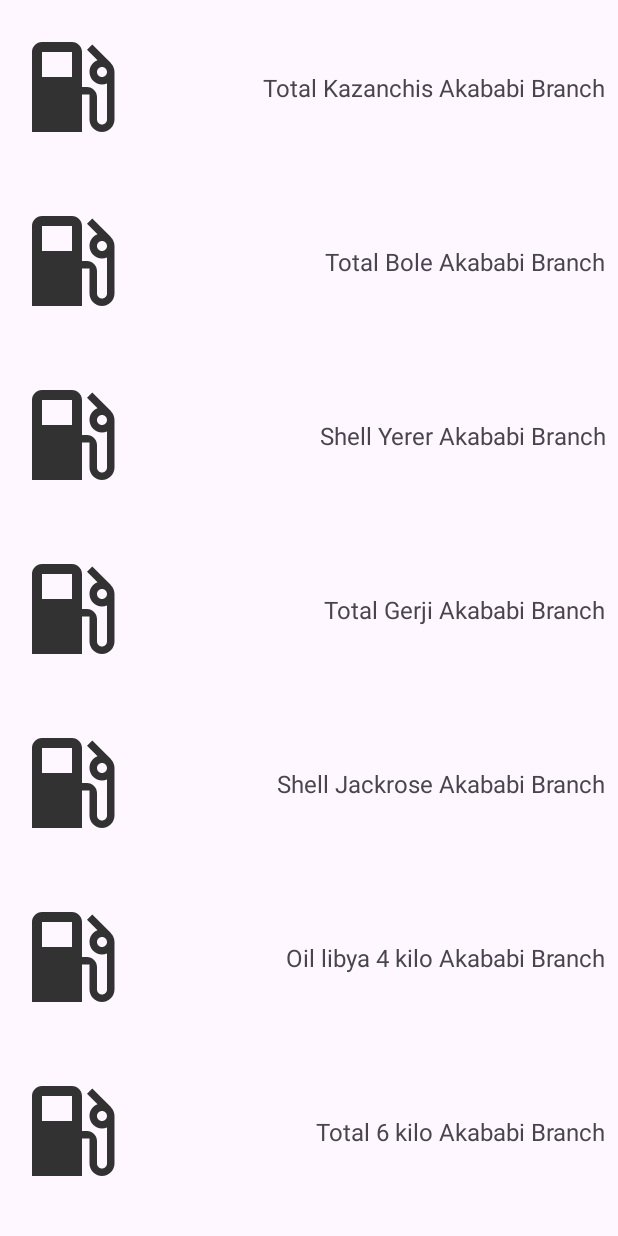
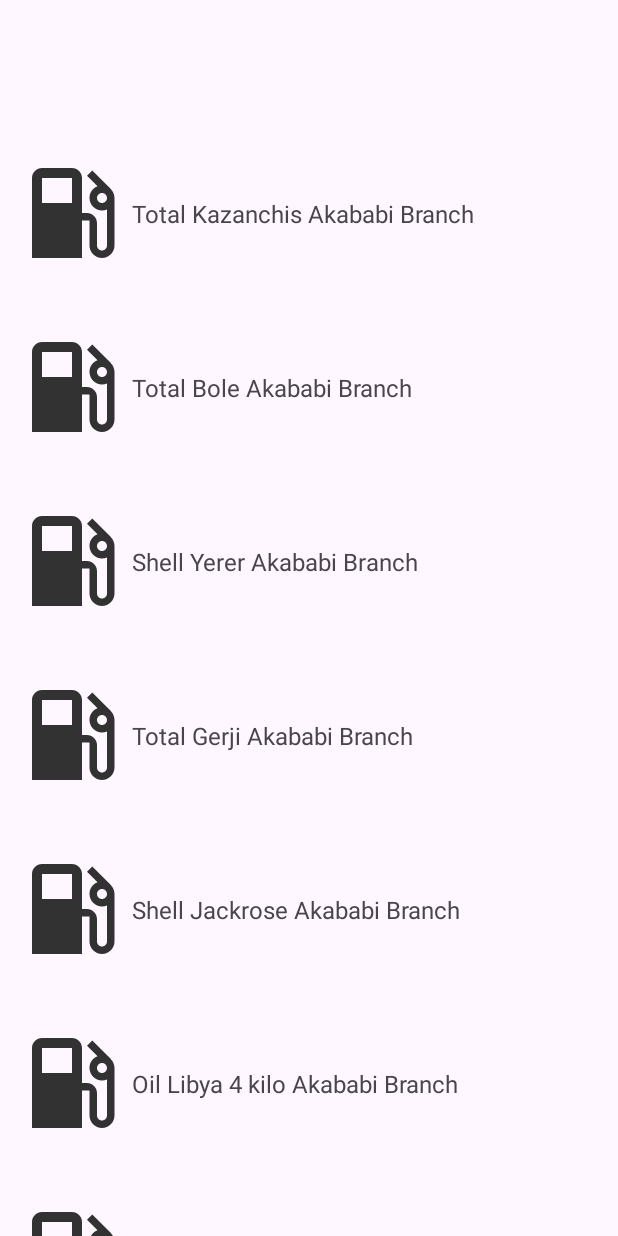
Before and after one commit to yeabb/GST, an Android app: the fragment Gas shown on its own in the app's theme, on a phone screen of 412 x 824 dp. Run offline under Robolectric (Android 15) with nearby library versions, the phone set to English and light mode, and no system bars.

Commit message:
Fixed margin for gas RV

```diff
--- a/app/src/main/java/com/example/gst/Gas.kt
+++ b/app/src/main/java/com/example/gst/Gas.kt
@@ -94,6 +94,9 @@ class Gas : Fragment() {
             R.drawable.ic_gas,
             R.drawable.ic_gas,
             R.drawable.ic_gas,
+            R.drawable.ic_gas,
+            R.drawable.ic_gas,
+            R.drawable.ic_gas,
         )
 
         gasStationDetails = arrayOf(
@@ -102,8 +105,11 @@ class Gas : Fragment() {
             "Shell Yerer Akababi Branch",
             "Total Gerji Akababi Branch",
             "Shell Jackrose Akababi Branch",
-            "Oil libya 4 kilo Akababi Branch",
+            "Oil Libya 4 kilo Akababi Branch",
             "Total 6 kilo Akababi Branch",
+            "Shell 5 kilo Akababi Branch",
+            "Oil Libya Mexico Akababi Branch",
+            "Total Merkato Akababi Branch",
 
             )
 
--- a/app/src/main/res/layout/fragment_gas.xml
+++ b/app/src/main/res/layout/fragment_gas.xml
@@ -4,6 +4,7 @@
     xmlns:tools="http://schemas.android.com/tools"
     android:layout_width="match_parent"
     android:layout_height="match_parent"
+    android:layout_marginTop="84dp"
     tools:context=".Gas">
 
     <androidx.recyclerview.widget.RecyclerView
--- a/app/src/main/res/layout/list_item_gas.xml
+++ b/app/src/main/res/layout/list_item_gas.xml
@@ -11,9 +11,10 @@
         android:layout_width="80dp"
         android:layout_height="80dp"
         android:adjustViewBounds="true"
+        android:scaleType="centerCrop"
         android:src="@drawable/ic_gas"
         app:layout_constraintBottom_toBottomOf="parent"
-        app:layout_constraintEnd_toStartOf="@+id/tvAboutGasStation"
+        app:layout_constraintEnd_toStartOf="@+id/tvGasStationDetails"
         app:layout_constraintStart_toStartOf="parent"
         app:layout_constraintTop_toTopOf="parent" />
 
@@ -25,6 +26,7 @@
         android:textSize="16dp"
         app:layout_constraintBottom_toBottomOf="parent"
         app:layout_constraintEnd_toEndOf="parent"
+        app:layout_constraintStart_toEndOf="@+id/siGasStationImage"
         app:layout_constraintTop_toTopOf="parent" />
 
 
```
